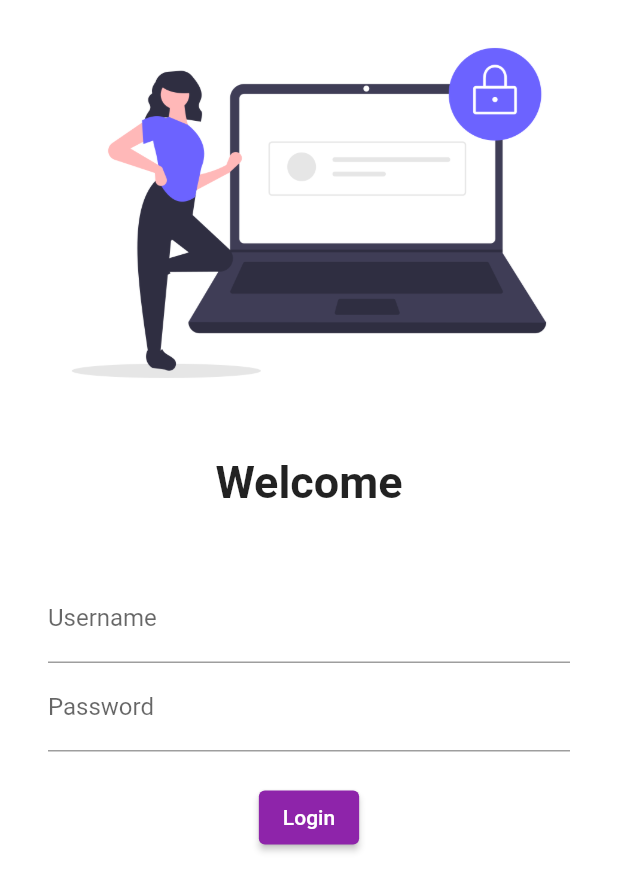
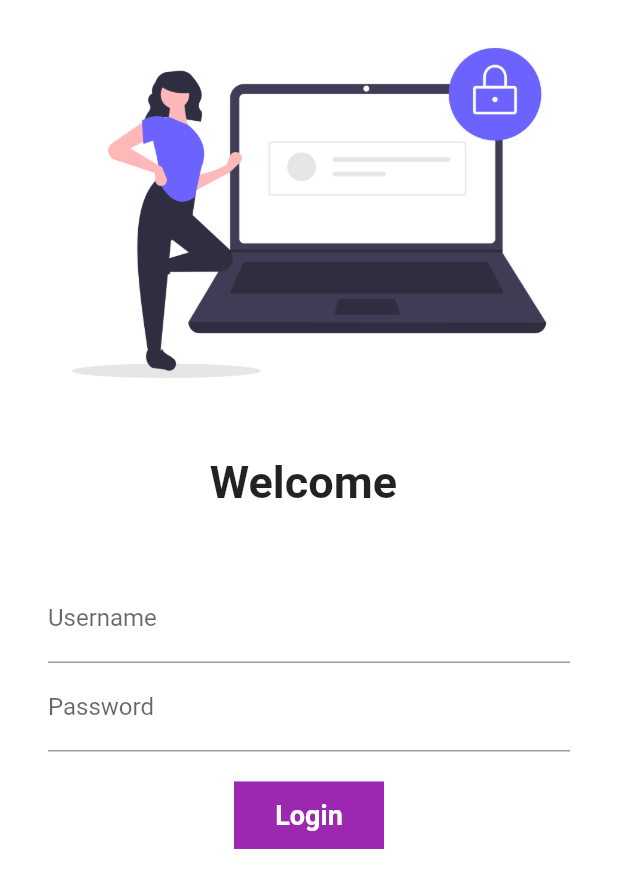
Before and after one commit to rahul-aggarwal000005/Flutter-Catalog, a Flutter app: the screen it shows after launch, on a phone screen of 412 x 824 dp. Shown: the top 891 px of the screen. Run offline on Flutter 3.47's test engine with Material 2 defaults, Android fonts, the phone set to English and light mode, and no system bars.

```diff
--- a/lib/pages/login_page.dart
+++ b/lib/pages/login_page.dart
@@ -1,8 +1,16 @@
 import 'package:flutter/material.dart';
 import 'package:flutter_catalog/utils/routes.dart';
 
-class LoginPage extends StatelessWidget {
+class LoginPage extends StatefulWidget {
   const LoginPage({Key? key}) : super(key: key);
+
+  @override
+  State<LoginPage> createState() => _LoginPageState();
+}
+
+class _LoginPageState extends State<LoginPage> {
+  String name = "";
+  bool changeButton = false;
 
   @override
   Widget build(BuildContext context) {
@@ -17,9 +25,9 @@ class LoginPage extends StatelessWidget {
             const SizedBox(
               height: 20.0,
             ),
-            const Text(
-              "Welcome",
-              style: TextStyle(
+            Text(
+              "Welcome $name",
+              style: const TextStyle(
                 fontSize: 30,
                 fontWeight: FontWeight.bold,
               ),
@@ -35,11 +43,15 @@ class LoginPage extends StatelessWidget {
               child: Column(
                 children: [
                   TextFormField(
-                    decoration: const InputDecoration(
-                      hintText: "Enter username",
-                      labelText: "Username",
-                    ),
-                  ),
+                      decoration: const InputDecoration(
+                        hintText: "Enter username",
+                        labelText: "Username",
+                      ),
+                      onChanged: (value) {
+                        setState(() {
+                          name = value;
+                        });
+                      }),
                   TextFormField(
                     obscureText: true,
                     decoration: const InputDecoration(
@@ -50,15 +62,50 @@ class LoginPage extends StatelessWidget {
                   const SizedBox(
                     height: 20.0,
                   ),
-                  ElevatedButton(
-                    onPressed: () {
+                  InkWell(
+                    onTap: () async {
+                      setState(() {
+                        changeButton = true;
+                      });
+                      await Future.delayed(Duration(seconds: 1));
                       Navigator.pushNamed(context, MyRoutes.homeRoute);
                     },
-                    style: ElevatedButton.styleFrom(
-                      primary: Colors.purple[600],
+                    child: AnimatedContainer(
+                      duration: const Duration(seconds: 1),
+                      height: 45.0,
+                      width: changeButton ? 40 : 100,
+                      alignment: Alignment.center,
+                      decoration: BoxDecoration(
+                        color: changeButton ? Colors.green : Colors.purple,
+                        shape:
+                            changeButton ? BoxShape.circle : BoxShape.rectangle,
+                        // borderRadius: BorderRadius.all(
+                        //   Radius.circular(4.0),
+                        // ),
+                      ),
+                      child: changeButton
+                          ? const Icon(
+                              Icons.done,
+                              color: Colors.white,
+                            )
+                          : const Text(
+                              "Login",
+                              style: TextStyle(
+                                  color: Colors.white,
+                                  fontSize: 18,
+                                  fontWeight: FontWeight.bold),
+                            ),
                     ),
-                    child: const Text("Login"),
                   )
+                  // ElevatedButton(
+                  //   onPressed: () {
+                  //     Navigator.pushNamed(context, MyRoutes.homeRoute);
+                  //   },
+                  //   style: ElevatedButton.styleFrom(
+                  //     primary: Colors.purple[600],
+                  //   ),
+                  //   child: const Text("Login"),
+                  // )
                 ],
               ),
             ),
```
